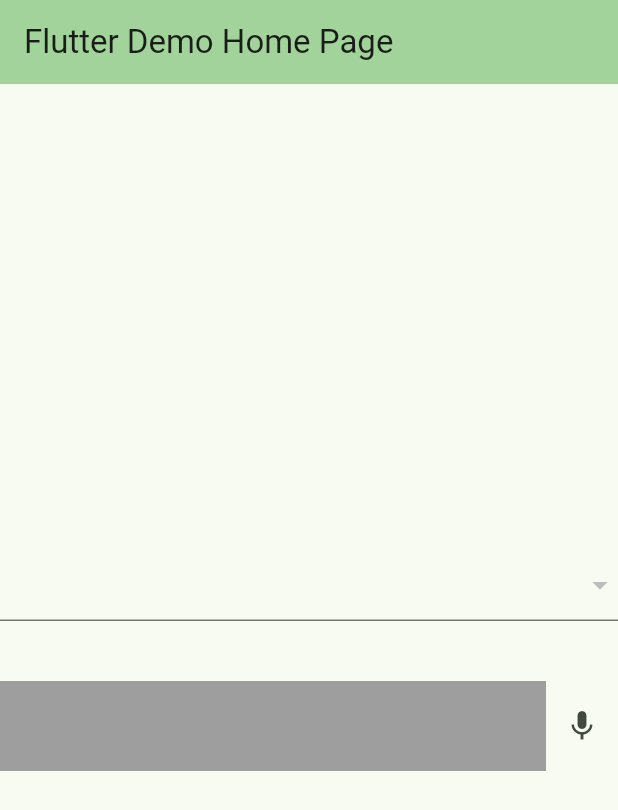
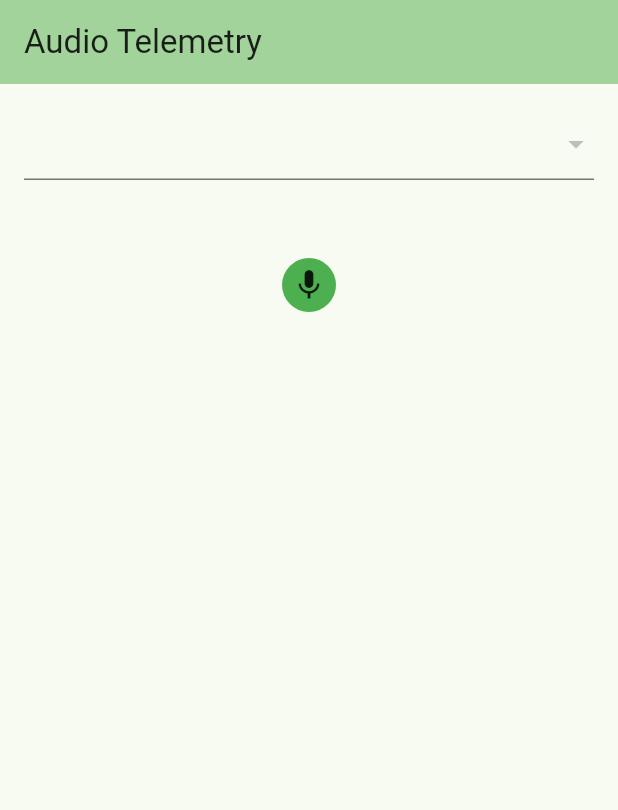
Before and after one commit to OthavioH/Audio-Telemetry-Like-Whatsapp, a Flutter app: the screen it shows after launch, on a phone screen of 412 x 824 dp. Shown: the top 810 px of the screen. Run offline on Flutter 3.47's test engine with Material 3 defaults, Android fonts, the phone set to English and light mode, and no system bars; our stand-ins replace flutter_riverpod; missing offline and left inert: record, universal_html.

Commit message:
💄 style: improves design

```diff
--- a/lib/html.dart
+++ b/lib/html.dart
@@ -1,6 +1,6 @@
 import 'package:universal_html/html.dart' as html;
 
-void download() async {
+void downloadFileOnBrowser() async {
   final file = html.File([await html.HttpRequest.request('recording.wav', responseType: 'blob').then((response) => response.response)], 'recording.wav');
   final url = html.Url.createObjectUrlFromBlob(file);
   html.AnchorElement(href: url)
--- a/lib/main.dart
+++ b/lib/main.dart
@@ -19,7 +19,7 @@
   @override
   Widget build(BuildContext context) {
     return MaterialApp(
-      title: 'Flutter Demo',
+      title: 'Audio Telemetry Demo',
       theme: ThemeData(
         colorScheme: ColorScheme.fromSeed(seedColor: Colors.green),
         useMaterial3: true,
@@ -28,20 +28,6 @@
     );
   }
 }
-
-// Column is also a layout widget. It takes a list of children and
-// arranges them vertically. By default, it sizes itself to fit its
-// children horizontally, and tries to be as tall as its parent.
-//
-// Column has various properties to control how it sizes itself and
-// how it positions its children. Here we use mainAxisAlignment to
-// center the children vertically; the main axis here is the vertical
-// axis because Columns are vertical (the cross axis would be
-// horizontal).
-//
-// TRY THIS: Invoke "debug painting" (choose the "Toggle Debug Paint"
-// action in the IDE, or press "p" in the console), to see the
-// wireframe for each widget.
 
 class MyHomePage extends ConsumerStatefulWidget {
   const MyHomePage({super.key});
@@ -56,27 +42,44 @@
     return Scaffold(
       appBar: AppBar(
         backgroundColor: Theme.of(context).colorScheme.inversePrimary,
-        title: const Text('Flutter Demo Home Page'),
+        title: const Text('Audio Telemetry'),
       ),
-      body: Center(
-        child: Builder(builder: (context) {
-          var isRecording = ref.watch(recordAudioProvider).isRecording;
-          var listOfIntensities = ref.watch(recordAudioProvider).intensityRecords;
-          return Column(
+      body: Builder(builder: (context) {
+        var isRecording = ref.watch(recordAudioProvider).isRecording;
+        var listOfIntensities = ref.watch(recordAudioProvider).intensityRecords;
+        return Padding(
+          padding: const EdgeInsets.all(16),
+          child: Column(
             crossAxisAlignment: CrossAxisAlignment.center,
             mainAxisAlignment: MainAxisAlignment.center,
             mainAxisSize: MainAxisSize.min,
             children: [
               DropdownButtonFormField<InputDevice>(
                 value: ref.watch(recordAudioProvider).choosenDevice,
+                isExpanded: true,
                 items: ref
                     .watch(recordAudioProvider)
                     .inputDevices
                     .map((e) => DropdownMenuItem(
                           value: e,
-                          child: Text(e.label),
+                          child: Text(
+                            e.label,
+                            maxLines: 1,
+                            overflow: TextOverflow.ellipsis,
+                          ),
                         ))
                     .toList(),
+                selectedItemBuilder: (context) {
+                  return ref
+                      .watch(recordAudioProvider)
+                      .inputDevices
+                      .map((e) => Text(
+                            e.label,
+                            maxLines: 1,
+                            overflow: TextOverflow.ellipsis,
+                          ))
+                      .toList();
+                },
                 onChanged: (value) {
                   if (value != null) {
                     ref.read(recordAudioProvider).changeDevice(value);
@@ -87,7 +90,8 @@
                 height: 20,
               ),
               isRecording
-                  ? Flexible(
+                  ? SizedBox(
+                      height: 210,
                       child: ListView.builder(
                         itemCount: listOfIntensities.length,
                         shrinkWrap: true,
@@ -123,9 +127,9 @@
                 onStartRecording: ref.read(recordAudioProvider).startRecording,
               ),
             ],
-          );
-        }),
-      ),
+          ),
+        );
+      }),
     );
   }
 }
@@ -147,12 +151,9 @@
   Widget build(BuildContext context) => SizedBox(
         height: 60,
         child: Row(
+          crossAxisAlignment: CrossAxisAlignment.center,
+          mainAxisAlignment: MainAxisAlignment.center,
           children: [
-            Expanded(
-              child: Container(
-                color: Colors.grey,
-              ),
-            ),
             Visibility(
               visible: isRecording,
               child: IconButton(
@@ -179,11 +180,18 @@
             ),
             Visibility(
               visible: !isRecording,
-              child: IconButton(
-                icon: const Icon(Icons.mic),
-                onPressed: () {
+              child: InkWell(
+                onTap: () {
                   onStartRecording();
                 },
+                child: Container(
+                  decoration: const BoxDecoration(
+                    shape: BoxShape.circle,
+                    color: Colors.green,
+                  ),
+                  padding: const EdgeInsets.all(6),
+                  child: const Icon(Icons.mic),
+                ),
               ),
             ),
           ],
--- a/lib/record_audio_provider.dart
+++ b/lib/record_audio_provider.dart
@@ -22,6 +22,9 @@
   StreamSubscription? onStateChangedSubscription;
   StreamSubscription? onAmplitudeChangedSubscription;
 
+  // Change this if you want to display more telemetry lines
+  int maxTelemetryLines = 15;
+
   RecordAudioNotifier() {
     getDevices();
   }
@@ -30,6 +33,16 @@
 
   List<double> get intensityRecords => List.unmodifiable(_intensityRecords);
 
+  /// Retrieves the list of available input audio devices and updates the
+  /// `inputDevices` list with devices that have non-empty IDs and labels.
+  ///
+  /// If the user has granted permission to access audio recording, this method
+  /// clears the current list of input devices, fetches the available devices,
+  /// filters out those with empty IDs or labels, and adds the remaining devices
+  /// to the `inputDevices` list. The first device in the updated list is set as
+  /// the `choosenDevice`. Finally, it notifies listeners about the changes.
+  ///
+  /// This method is asynchronous and should be called with `await`.
   void getDevices() async {
     if (await record.hasPermission()) {
       inputDevices.clear();
@@ -45,6 +58,24 @@
     notifyListeners();
   }
 
+  /// Starts recording audio and updates the recording state.
+  ///
+  /// This method checks for recording permissions and starts recording audio
+  /// if permissions are granted. It saves the recording to a file named
+  /// 'recording.wav' in the application's documents directory (or the current
+  /// directory if running on the web). The recording state is updated and
+  /// listeners are notified.
+  ///
+  /// While recording, it listens to amplitude changes and logs the raw
+  /// amplitude in dBFS. The amplitude is normalized to a range between 0 and 1,
+  /// then scaled to a desired height range (e.g., 0 to 200). The scaled height
+  /// is used to update intensity records, which are cleared and reset if the
+  /// scaled height is less than 0 or if the dB level is NaN.
+  ///
+  /// If recording permissions are denied, a log message is generated.
+  ///
+  /// Throws:
+  /// - `Exception` if an error occurs while starting the recording.
   Future<void> startRecording() async {
     var path = 'recording.wav';
     if (!kIsWeb) {
@@ -83,7 +114,7 @@
 
             if (scaledHeight < 0 || dbLevel.isNaN) {
               _intensityRecords.clear();
-              _intensityRecords.addAll(List.filled(28, 5));
+              _intensityRecords.addAll(List.filled(10, 5));
             } else {
               addIntensityRecord(scaledHeight);
             }
@@ -97,7 +128,7 @@
   }
 
   void addIntensityRecord(double intensity) {
-    if (_intensityRecords.length > 28) {
+    if (_intensityRecords.length > 10) {
       _intensityRecords.removeAt(0);
     }
     _intensityRecords.add(intensity);
@@ -128,6 +159,17 @@
     }
   }
 
+  /// Sends the recording by stopping the recording if it is in progress,
+  /// and then saving the recording to a specified path or downloading it.
+  ///
+  /// If the platform is not web, the recording is saved in the application's
+  /// documents directory with the filename 'recording.wav'. The path to the
+  /// saved recording is logged.
+  ///
+  /// If the platform is web, the recording is downloaded.
+  ///
+  /// This method is asynchronous and returns a [Future] that completes when
+  /// the recording has been sent.
   Future<void> sendRecording() async {
     if (isRecording) {
       await stopRecording();
@@ -139,7 +181,7 @@
       final path = '${directory.path}/recording.wav';
       log('Recording saved at $path');
     } else {
-      download();
+      downloadFileOnBrowser();
     }
   }
 
```
